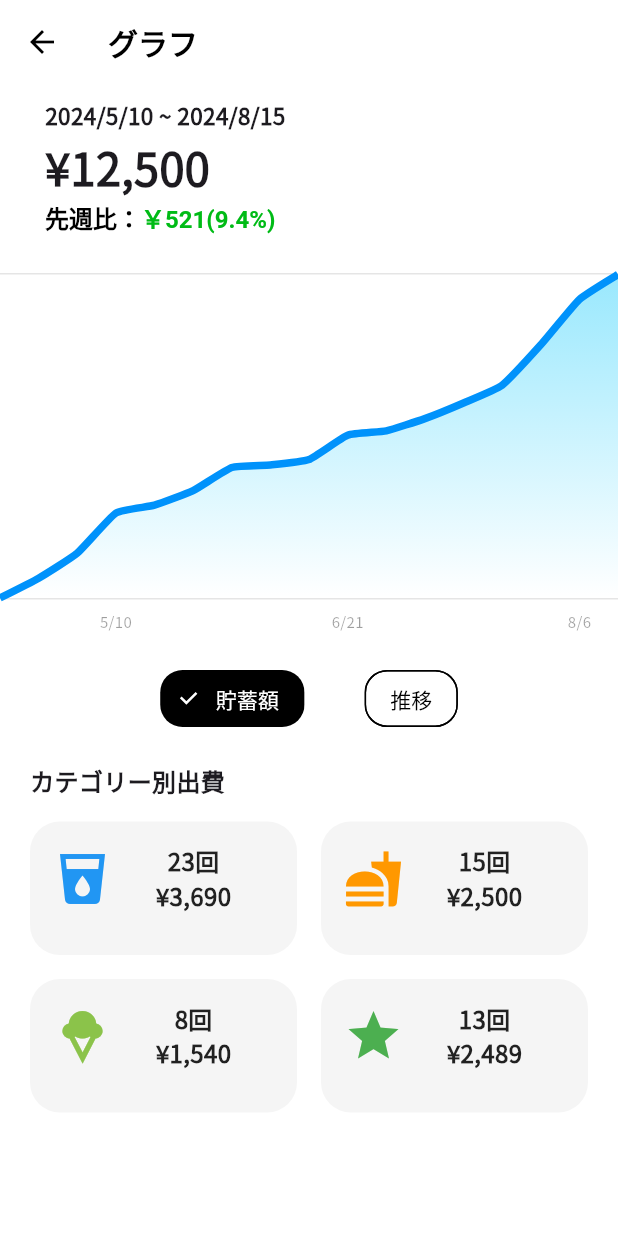
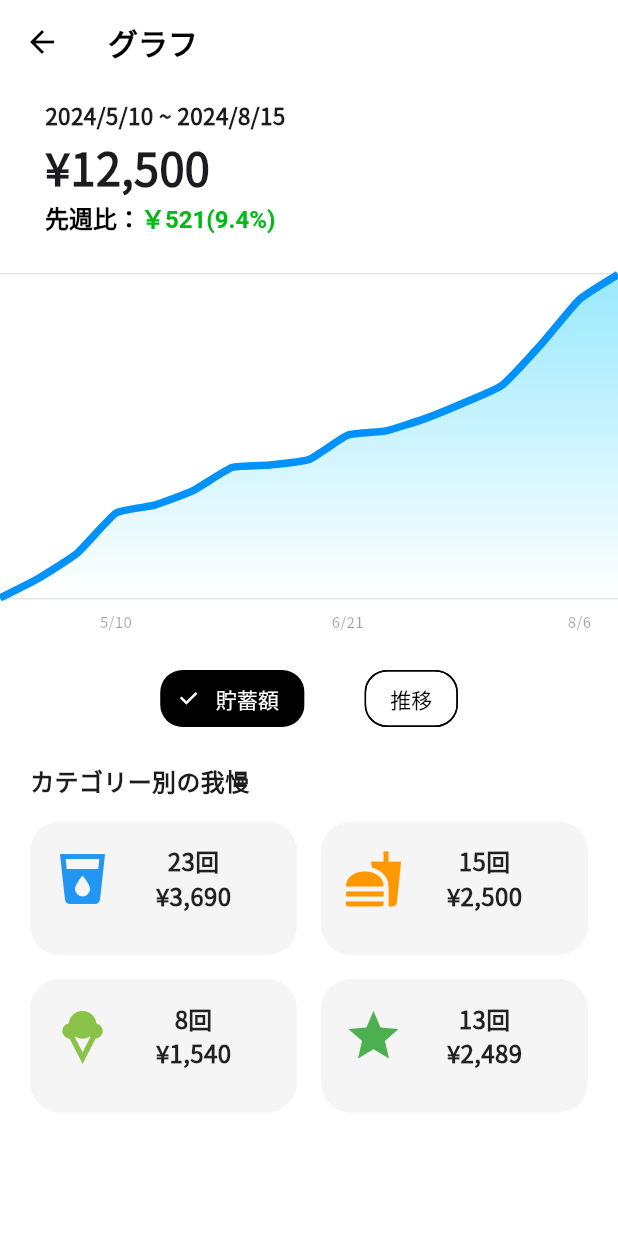
Before and after one commit to kou-nagamine/new_save_money, a Flutter app: the GraphPage screen opened directly, on a phone screen of 412 x 824 dp. Run offline on Flutter 3.47's test engine with Material 3 defaults, Android fonts, the phone set to English and light mode, and no system bars; drawn by our look-alikes of fl_chart; our stand-ins replace buttons_tabbar, draggable_home, figma_squircle, flutter_datetime_picker_plus, flutter_riverpod, flutter_svg and 3 more; missing offline and left inert: iconoir_flutter; generated files the repository leaves out were written again; statements that could not run were skipped.

Commit message:
fix：テキストの修正

```diff
--- a/lib/views/pages/graph/graph_page.dart
+++ b/lib/views/pages/graph/graph_page.dart
@@ -190,7 +190,7 @@ class _GraphPageState extends State<GraphPage> with SingleTickerProviderStateMix
               crossAxisAlignment: CrossAxisAlignment.start,
               children: [
                 Text(
-                  'カテゴリー別出費',
+                  'カテゴリー別の我慢',
                   style: TextStyle(
                     fontSize: 16,
                     fontWeight: FontWeight.bold,
```
